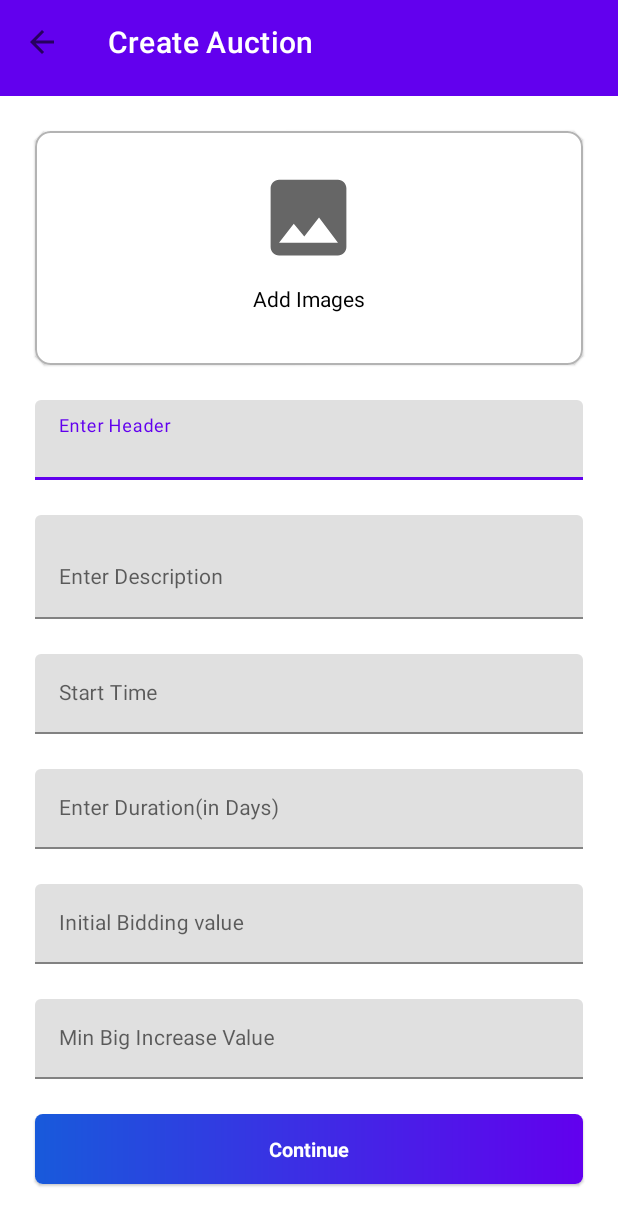
After one commit to rahulshah456/AuctionSB, an Android app: the CreateAuctionActivity screen opened directly, with no data from a screen before it, on a phone screen of 412 x 824 dp. The commit adds this screen. Shown: the top 1226 px of the screen. Run offline under Robolectric (Android 15) with nearby library versions, the phone set to English and light mode, and no system bars; our stand-ins replace sdp/ssp sizes.

Commit message:
create auction layout added

```diff
--- a/app/src/main/AndroidManifest.xml
+++ b/app/src/main/AndroidManifest.xml
@@ -12,7 +12,8 @@
         android:roundIcon="@mipmap/ic_launcher_round"
         android:supportsRtl="true"
         android:theme="@style/Theme.AuctionSB">
-        <activity android:name=".activities.AuctionBidActivity"></activity>
+        <activity android:name=".activities.CreateAuctionActivity"></activity>
+        <activity android:name=".activities.AuctionBidActivity" />
         <activity android:name=".activities.PhoneActivity" />
         <activity android:name=".activities.CompleteActivity" />
         <activity android:name=".activities.LoginActivity" />
--- a/app/src/main/java/com/droid2developers/auction/activities/AuctionBidActivity.kt
+++ b/app/src/main/java/com/droid2developers/auction/activities/AuctionBidActivity.kt
@@ -13,8 +13,10 @@ import com.droid2developers.auction.adapters.TabAdapter
 import com.droid2developers.auction.fragments.BiddingFragment
 import com.droid2developers.auction.fragments.DescriptionFragment
 import com.droid2developers.auction.models.Auction
+import com.droid2developers.auction.models.User
 import com.droid2developers.auction.utils.Constants
 import com.droid2developers.auction.utils.Constants.DATABASE_BIDS
+import com.droid2developers.auction.utils.SmartPreferences
 import com.google.android.material.appbar.MaterialToolbar
 import com.google.android.material.card.MaterialCardView
 import com.google.android.material.tabs.TabLayout
@@ -22,7 +24,9 @@ import com.google.android.material.textfield.TextInputEditText
 import com.google.firebase.auth.FirebaseAuth
 import com.google.firebase.firestore.DocumentReference
 import com.google.firebase.firestore.FirebaseFirestore
+import com.google.gson.Gson
 import com.orhanobut.logger.Logger
+import java.util.*
 import kotlin.random.Random
 
 
@@ -84,13 +88,25 @@ class AuctionBidActivity : AppCompatActivity() {
         val db = FirebaseFirestore.getInstance()
         val bidsRef = db.collection(DATABASE_BIDS)
         val auth = FirebaseAuth.getInstance()
+        val preferences = SmartPreferences.getInstance(applicationContext)
+
+        var userName = auth.currentUser?.displayName
+        val account = preferences.getValue(Constants.EXTRA_ACCOUNT_DATA, "")
+        if (account != null) {
+            val gson = Gson()
+            val userAccount = gson.fromJson(account, User::class.java)
+            if (userAccount != null) {
+                userName = String.format(Locale.ENGLISH, "%s %s",
+                    userAccount.fname, userAccount.lname)
+            }
+        }
 
         val ref = bidsRef.document()
         val data = hashMapOf(
             "id" to ref.id,
             "bidderId" to auth.uid,
             "auctionId" to auction?.id,
-            "bidderName" to auth.currentUser?.displayName,
+            "bidderName" to userName,
             "bidValue" to bidValue,
             "timeStamp" to System.currentTimeMillis()
         )
--- /dev/null
+++ b/app/src/main/java/com/droid2developers/auction/activities/CreateAuctionActivity.kt
@@ -0,0 +1,14 @@
+package com.droid2developers.auction.activities
+
+import androidx.appcompat.app.AppCompatActivity
+import android.os.Bundle
+import com.droid2developers.auction.R
+
+class CreateAuctionActivity : AppCompatActivity() {
+    override fun onCreate(savedInstanceState: Bundle?) {
+        super.onCreate(savedInstanceState)
+        setContentView(R.layout.activity_create_auction)
+
+
+    }
+}
--- a/app/src/main/java/com/droid2developers/auction/fragments/AuctionsFragment.kt
+++ b/app/src/main/java/com/droid2developers/auction/fragments/AuctionsFragment.kt
@@ -13,10 +13,12 @@ import androidx.recyclerview.widget.LinearLayoutManager
 import androidx.recyclerview.widget.RecyclerView
 import com.droid2developers.auction.R
 import com.droid2developers.auction.activities.AuctionBidActivity
+import com.droid2developers.auction.activities.CreateAuctionActivity
 import com.droid2developers.auction.adapters.AuctionsAdapter
 import com.droid2developers.auction.models.Auction
 import com.droid2developers.auction.utils.Constants
 import com.google.android.material.card.MaterialCardView
+import com.google.android.material.floatingactionbutton.FloatingActionButton
 import com.google.firebase.auth.FirebaseAuth
 import com.google.firebase.firestore.FirebaseFirestore
 import com.orhanobut.logger.Logger
@@ -35,6 +37,11 @@ class AuctionsFragment: Fragment() {
         super.onViewCreated(view, savedInstanceState)
 
         auctionsRecyclerView = view.findViewById(R.id.rv_main)
+        val createAuction = view.findViewById<FloatingActionButton>(R.id.fab_auction)
+
+        createAuction?.setOnClickListener {
+            startActivity(Intent(context, CreateAuctionActivity::class.java))
+        }
 
         generateRecyclerView()
         getAuctionsData()
--- /dev/null
+++ b/app/src/main/res/drawable/ic_baseline_add_24.xml
@@ -0,0 +1,10 @@
+<vector xmlns:android="http://schemas.android.com/apk/res/android"
+    android:width="24dp"
+    android:height="24dp"
+    android:viewportWidth="24"
+    android:viewportHeight="24"
+    android:tint="?attr/colorControlNormal">
+  <path
+      android:fillColor="@android:color/white"
+      android:pathData="M19,13h-6v6h-2v-6H5v-2h6V5h2v6h6v2z"/>
+</vector>
--- /dev/null
+++ b/app/src/main/res/drawable/ic_baseline_image_24.xml
@@ -0,0 +1,10 @@
+<vector xmlns:android="http://schemas.android.com/apk/res/android"
+    android:width="24dp"
+    android:height="24dp"
+    android:viewportWidth="24"
+    android:viewportHeight="24"
+    android:tint="?attr/colorControlNormal">
+  <path
+      android:fillColor="@android:color/white"
+      android:pathData="M21,19V5c0,-1.1 -0.9,-2 -2,-2H5c-1.1,0 -2,0.9 -2,2v14c0,1.1 0.9,2 2,2h14c1.1,0 2,-0.9 2,-2zM8.5,13.5l2.5,3.01L14.5,12l4.5,6H5l3.5,-4.5z"/>
+</vector>
--- /dev/null
+++ b/app/src/main/res/layout/activity_create_auction.xml
@@ -0,0 +1,227 @@
+<?xml version="1.0" encoding="utf-8"?>
+<ScrollView
+    xmlns:android="http://schemas.android.com/apk/res/android"
+    xmlns:app="http://schemas.android.com/apk/res-auto"
+    xmlns:tools="http://schemas.android.com/tools"
+    android:layout_width="match_parent"
+    android:layout_height="match_parent"
+    tools:context=".activities.CreateAuctionActivity">
+
+
+    <LinearLayout
+        android:layout_width="match_parent"
+        android:layout_height="wrap_content"
+        android:orientation="vertical">
+
+        <com.google.android.material.appbar.AppBarLayout
+            android:id="@+id/appBarId"
+            android:layout_width="match_parent"
+            android:layout_height="wrap_content"
+            app:elevation="0dp"
+            android:stateListAnimator="@null"
+            android:animateLayoutChanges="true">
+
+            <com.google.android.material.appbar.MaterialToolbar
+                android:id="@+id/mtv_id"
+                android:layout_width="match_parent"
+                android:layout_height="wrap_content"
+                app:title="Create Auction"
+                app:navigationIcon="@drawable/ic_baseline_arrow_back_24"
+                app:titleTextColor="@color/white"
+                android:layout_marginBottom="@dimen/_6sdp"
+                app:layout_scrollFlags="scroll|enterAlways"/>
+
+        </com.google.android.material.appbar.AppBarLayout>
+
+        <com.google.android.material.card.MaterialCardView
+            android:layout_width="match_parent"
+            android:layout_height="@dimen/_120sdp"
+            android:layout_margin="@dimen/_18sdp"
+            app:cardCornerRadius="@dimen/_8sdp"
+            app:strokeColor="@color/textColorSecondary"
+            android:clickable="true"
+            android:focusable="true"
+            android:foreground="?attr/selectableItemBackground"
+            app:strokeWidth="@dimen/_1sdp">
+
+
+            <LinearLayout
+                android:layout_width="wrap_content"
+                android:layout_height="wrap_content"
+                android:orientation="vertical"
+                android:layout_gravity="center"
+                android:gravity="center">
+
+
+                <ImageView
+                    android:layout_width="@dimen/_52sdp"
+                    android:layout_height="@dimen/_52sdp"
+                    android:src="@drawable/ic_baseline_image_24"/>
+
+                <TextView
+                    android:layout_width="wrap_content"
+                    android:layout_height="wrap_content"
+                    android:layout_margin="@dimen/_8sdp"
+                    android:textColor="@color/textColorPrimary"
+                    android:text="Add Images"/>
+
+            </LinearLayout>
+
+
+        </com.google.android.material.card.MaterialCardView>
+
+        <com.google.android.material.textfield.TextInputLayout
+            style="@style/Widget.MaterialComponents.TextInputLayout.FilledBox"
+            android:layout_width="match_parent"
+            android:layout_height="wrap_content"
+            android:layout_marginStart="@dimen/_18sdp"
+            android:layout_marginEnd="@dimen/_18sdp">
+
+            <com.google.android.material.textfield.TextInputEditText
+                android:layout_width="match_parent"
+                android:layout_height="wrap_content"
+                android:textSize="14sp"
+                android:hint="Enter Header"
+                android:inputType="text" />
+
+
+        </com.google.android.material.textfield.TextInputLayout>
+
+        <com.google.android.material.textfield.TextInputLayout
+            style="@style/Widget.MaterialComponents.TextInputLayout.FilledBox"
+            android:layout_width="match_parent"
+            android:layout_height="wrap_content"
+            android:layout_marginStart="@dimen/_18sdp"
+            android:layout_marginEnd="@dimen/_18sdp"
+            android:layout_marginTop="@dimen/_18sdp">
+
+            <com.google.android.material.textfield.TextInputEditText
+                android:layout_width="match_parent"
+                android:layout_height="wrap_content"
+                android:textSize="14sp"
+                android:minLines="2"
+                android:maxLines="10"
+                android:hint="Enter Description"
+                android:inputType="textMultiLine" />
+
+
+        </com.google.android.material.textfield.TextInputLayout>
+
+        <com.google.android.material.textfield.TextInputLayout
+            style="@style/Widget.MaterialComponents.TextInputLayout.FilledBox"
+            android:layout_width="match_parent"
+            android:layout_height="wrap_content"
+            android:layout_marginStart="@dimen/_18sdp"
+            android:layout_marginEnd="@dimen/_18sdp"
+            android:layout_marginTop="@dimen/_18sdp">
+
+            <com.google.android.material.textfield.TextInputEditText
+                android:layout_width="match_parent"
+                android:layout_height="wrap_content"
+                android:textSize="14sp"
+                android:hint="Start Time"
+                android:inputType="number" />
+
+
+        </com.google.android.material.textfield.TextInputLayout>
+
+        <com.google.android.material.textfield.TextInputLayout
+            style="@style/Widget.MaterialComponents.TextInputLayout.FilledBox"
+            android:layout_width="match_parent"
+            android:layout_height="wrap_content"
+            android:layout_marginStart="@dimen/_18sdp"
+            android:layout_marginEnd="@dimen/_18sdp"
+            android:layout_marginTop="@dimen/_18sdp">
+
+            <com.google.android.material.textfield.TextInputEditText
+                android:layout_width="match_parent"
+                android:layout_height="wrap_content"
+                android:textSize="14sp"
+                android:hint="Enter Duration(in Days)"
+                android:inputType="number" />
+
+
+        </com.google.android.material.textfield.TextInputLayout>
+
+        <com.google.android.material.textfield.TextInputLayout
+            style="@style/Widget.MaterialComponents.TextInputLayout.FilledBox"
+            android:layout_width="match_parent"
+            android:layout_height="wrap_content"
+            android:layout_marginStart="@dimen/_18sdp"
+            android:layout_marginEnd="@dimen/_18sdp"
+            android:layout_marginTop="@dimen/_18sdp">
+
+            <com.google.android.material.textfield.TextInputEditText
+                android:layout_width="match_parent"
+                android:layout_height="wrap_content"
+                android:textSize="14sp"
+                android:hint="Initial Bidding value"
+                android:inputType="phone" />
+
+
+        </com.google.android.material.textfield.TextInputLayout>
+
+        <com.google.android.material.textfield.TextInputLayout
+            style="@style/Widget.MaterialComponents.TextInputLayout.FilledBox"
+            android:layout_width="match_parent"
+            android:layout_height="wrap_content"
+            android:layout_marginStart="@dimen/_18sdp"
+            android:layout_marginEnd="@dimen/_18sdp"
+            android:layout_marginTop="@dimen/_18sdp">
+
+            <com.google.android.material.textfield.TextInputEditText
+                android:layout_width="match_parent"
+                android:layout_height="wrap_content"
+                android:textSize="14sp"
+                android:hint="Min Big Increase Value"
+                android:inputType="phone" />
+
+
+        </com.google.android.material.textfield.TextInputLayout>
+
+        <com.google.android.material.card.MaterialCardView
+            android:id="@+id/mcv_continue"
+            android:layout_width="match_parent"
+            android:layout_height="@dimen/_36sdp"
+            android:layout_marginStart="@dimen/_18sdp"
+            android:layout_marginEnd="@dimen/_18sdp"
+            android:layout_marginTop="@dimen/_18sdp"
+            android:backgroundTint="@color/white"
+            android:clickable="true"
+            android:focusable="true"
+            android:visibility="visible"
+            android:foreground="?android:attr/selectableItemBackground"
+            app:cardCornerRadius="@dimen/_4sdp"
+            android:layout_marginBottom="@dimen/_12sdp">
+
+
+            <RelativeLayout
+                android:layout_width="match_parent"
+                android:layout_height="match_parent"
+                android:layout_gravity="center"
+                android:animateLayoutChanges="true"
+                android:background="@drawable/gradient_one">
+
+
+                <TextView
+                    android:id="@+id/textView5"
+                    android:layout_width="wrap_content"
+                    android:layout_height="match_parent"
+                    android:layout_centerInParent="true"
+                    android:layout_gravity="center"
+                    android:gravity="center"
+                    android:text="Continue"
+                    android:textColor="@color/white"
+                    android:textSize="@dimen/_10ssp"
+                    android:textStyle="bold" />
+
+
+            </RelativeLayout>
+
+
+        </com.google.android.material.card.MaterialCardView>
+
+    </LinearLayout>
+
+
+</ScrollView>
--- a/app/src/main/res/layout/activity_main.xml
+++ b/app/src/main/res/layout/activity_main.xml
@@ -35,6 +35,8 @@
         android:layout_height="match_parent"
         app:layout_behavior="@string/appbar_scrolling_view_behavior"/>
 
+
+
     <com.google.android.material.bottomnavigation.BottomNavigationView
         android:id="@+id/bottomNavigationId"
         android:layout_width="match_parent"
--- a/app/src/main/res/layout/fragment_auctions.xml
+++ b/app/src/main/res/layout/fragment_auctions.xml
@@ -1,5 +1,6 @@
 <?xml version="1.0" encoding="utf-8"?>
-<androidx.constraintlayout.widget.ConstraintLayout xmlns:android="http://schemas.android.com/apk/res/android"
+<androidx.coordinatorlayout.widget.CoordinatorLayout
+    xmlns:android="http://schemas.android.com/apk/res/android"
     xmlns:app="http://schemas.android.com/apk/res-auto"
     android:layout_width="match_parent"
     android:layout_height="match_parent"
@@ -12,5 +13,17 @@
         android:scrollbars="none"
         tools:listitem="@layout/item_auction_home"/>
 
+    <com.google.android.material.floatingactionbutton.FloatingActionButton
+        android:id="@+id/fab_auction"
+        android:layout_width="wrap_content"
+        android:layout_height="wrap_content"
+        android:src="@drawable/ic_baseline_add_24"
+        android:layout_gravity="bottom|end"
+        app:backgroundTint="@color/colorPrimary"
+        app:tint="@color/white"
+        app:elevation="@dimen/_10sdp"
+        android:layout_marginBottom="@dimen/_92sdp"
+        android:layout_marginEnd="@dimen/_12sdp" />
 
-</androidx.constraintlayout.widget.ConstraintLayout>
+
+</androidx.coordinatorlayout.widget.CoordinatorLayout>
--- a/app/src/main/res/layout/item_bid.xml
+++ b/app/src/main/res/layout/item_bid.xml
@@ -18,8 +18,8 @@
 
         <ImageView
             android:id="@+id/iv_cover"
-            android:layout_width="@dimen/_48sdp"
-            android:layout_height="@dimen/_48sdp"
+            android:layout_width="@dimen/_32sdp"
+            android:layout_height="@dimen/_32sdp"
             android:layout_alignParentStart="true"
             android:layout_centerInParent="true"
             android:src="@drawable/ic_bid_icon"/>
```
